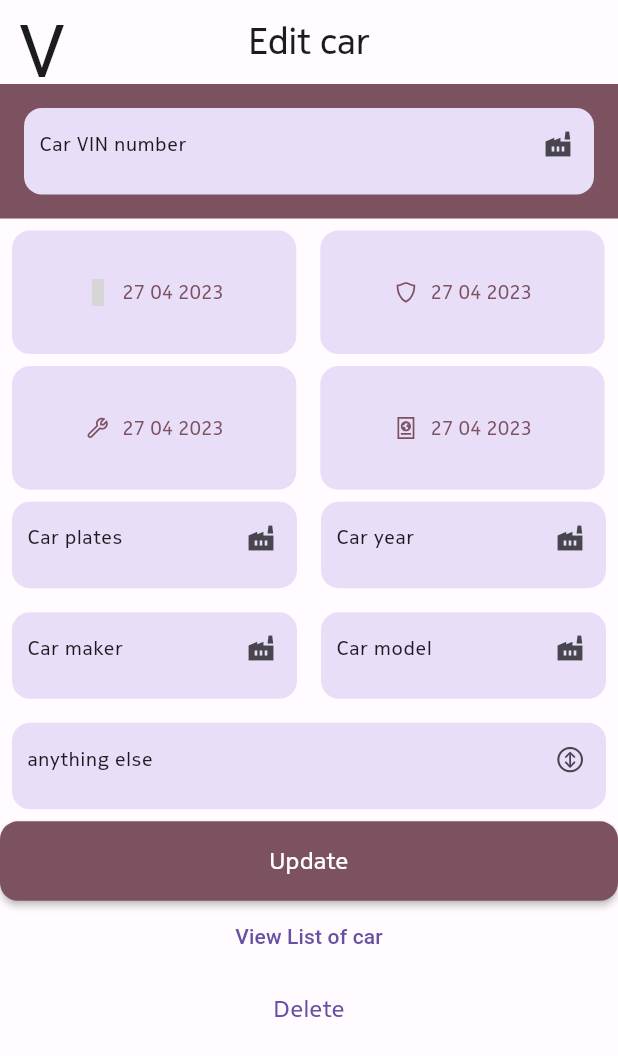
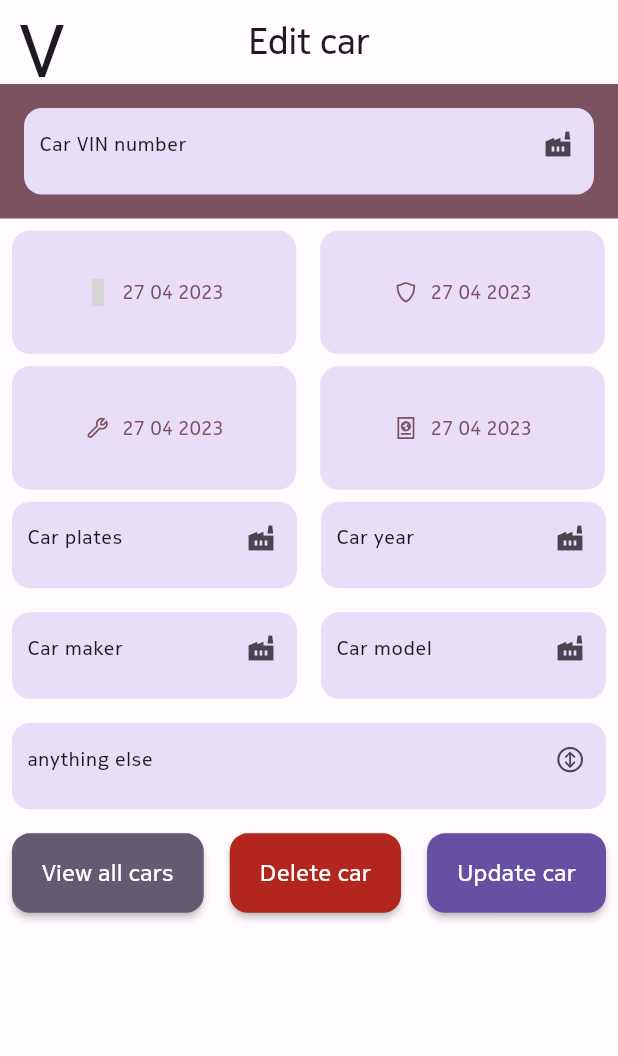
Before and after one commit to zmeulDev/valero, a Flutter app: the EditCar screen opened directly with empty values, on a phone screen of 412 x 824 dp. Shown: the top 1056 px of the screen. Run offline on Flutter 3.47's test engine with Material 2 defaults, Android fonts, the phone set to English and light mode, and no system bars; our stand-ins replace cached_network_image, cloud_firestore, firebase_auth, firebase_core, firebase_storage, flutter_svg and 8 more; missing offline and left inert: avatar_view, mobile_number; accounts and stored records are empty; Roboto replaces fonts that are missing (Depot); grey boxes are pictures that could not be loaded.

Commit message:
m3 on purple var 2

```diff
--- a/lib/main.dart
+++ b/lib/main.dart
@@ -13,7 +13,7 @@ Future<void> main() async {
   await Firebase.initializeApp(
     options: DefaultFirebaseOptions.currentPlatform,
   ).then((_) {
-    runApp(MyApp());
+    runApp(const MyApp());
   });
 }
 
--- a/lib/pages/Car/add_car.dart
+++ b/lib/pages/Car/add_car.dart
@@ -82,7 +82,7 @@ class _AddCar extends State<AddCar> {
 
     final fieldInsurance = ElevatedButton.icon(
       style: elevatedButtonStyle,
-      icon:  Icon(LineIcons.alternateShield),
+      icon:  const Icon(LineIcons.alternateShield),
       label: carInsuranceDate == null
           ? Text("Insurance", style: style2)
           : Text(f.format(carInsuranceDate!), style: style2),
@@ -103,7 +103,7 @@ class _AddCar extends State<AddCar> {
 
     final fieldMaintenance = ElevatedButton.icon(
       style: elevatedButtonStyle,
-      icon:  Icon(LineIcons.wrench),
+      icon:  const Icon(LineIcons.wrench),
       label: carMaintenanceDate == null
           ? Text("Maintenance", style: style2)
           : Text(f.format(carMaintenanceDate!), style: style2),
@@ -124,7 +124,7 @@ class _AddCar extends State<AddCar> {
 
     final fieldVignette = ElevatedButton.icon(
       style: elevatedButtonStyle,
-      icon:  Icon(LineIcons.passport),
+      icon:  const Icon(LineIcons.passport),
       label: carVignetteDate == null
           ? Text("Vignette", style: style2)
           : Text(f.format(carVignetteDate!), style: style2),
--- a/lib/pages/Car/edit_car.dart
+++ b/lib/pages/Car/edit_car.dart
@@ -196,24 +196,64 @@ class _EditCar extends State<EditCar> {
       },
     );
 
-    final viewListButton = TextButton(
-        onPressed: () {
+    final viewAllCarsButton = Material(
+      elevation: 2.0,
+      borderRadius: BorderRadius.circular(12.0),
+      color: lightColorScheme.secondary,
+      child: MaterialButton(
+        minWidth: Get.width * 0.02,
+        padding: const EdgeInsets.fromLTRB(20.0, 15.0, 20.0, 15.0),
+        onPressed: () async {
           Navigator.pushAndRemoveUntil<dynamic>(
             context,
             MaterialPageRoute<dynamic>(
               builder: (BuildContext context) => const ViewGarage(),
             ),
-            (route) => true, //if you want to disable back feature set to false
+                (route) => true, //if you want to disable back feature set to false
           );
         },
-        child: const Text('View List of car'));
+        child: Text(
+          "View all cars",
+          style: style2.copyWith(color: lightColorScheme.onError),
+          textAlign: TextAlign.center,
+        ),
+      ),
+    );
 
-    final editCarButton = Material(
+    final deleteCarButton = Material(
       elevation: 2.0,
       borderRadius: BorderRadius.circular(12.0),
-      color: lightColorScheme.tertiary,
+      color: lightColorScheme.error,
       child: MaterialButton(
-        minWidth: Get.width,
+        minWidth: Get.width * 0.02,
+        padding: const EdgeInsets.fromLTRB(20.0, 15.0, 20.0, 15.0),
+        onPressed: () async {
+          var response = await CarsCrud.deleteCar(docId: docId.text);
+          if (response.code != 200) {
+            Helper.errorMsg(response.message.toString());
+          } else {
+            Helper.successMsg(response.message.toString());
+            PersistentNavBarNavigator.pushNewScreen(
+              context,
+              screen: const ViewGarage(),
+              withNavBar: true,
+            );
+          }
+        },
+        child: Text(
+          "Delete car",
+          style: style2.copyWith(color: lightColorScheme.onError),
+          textAlign: TextAlign.center,
+        ),
+      ),
+    );
+
+    final updateCarButton = Material(
+      elevation: 2.0,
+      borderRadius: BorderRadius.circular(12.0),
+      color: lightColorScheme.primary,
+      child: MaterialButton(
+        minWidth: Get.width * 0.02,
         padding: const EdgeInsets.fromLTRB(20.0, 15.0, 20.0, 15.0),
         onPressed: () async {
           if (carVin.text.isEmpty) {
@@ -244,7 +284,7 @@ class _EditCar extends State<EditCar> {
           }
         },
         child: Text(
-          "Update",
+          "Update car",
           style: style2.copyWith(color: lightColorScheme.onError),
           textAlign: TextAlign.center,
         ),
@@ -304,26 +344,16 @@ class _EditCar extends State<EditCar> {
               ],
             ),
             fieldNote,
-            editCarButton,
-            viewListButton,
-            TextButton(
-              child: Text(
-                'Delete',
-                style: style2,
+            Container(
+              margin: const EdgeInsets.all(8),
+              child: Row(
+                mainAxisAlignment: MainAxisAlignment.spaceBetween,
+                children: [
+                  viewAllCarsButton,
+                  deleteCarButton,
+                  updateCarButton,
+                ],
               ),
-              onPressed: () async {
-                var response = await CarsCrud.deleteCar(docId: docId.text);
-                if (response.code != 200) {
-                  Helper.errorMsg(response.message.toString());
-                } else {
-                  Helper.successMsg(response.message.toString());
-                  PersistentNavBarNavigator.pushNewScreen(
-                    context,
-                    screen: const ViewGarage(),
-                    withNavBar: true,
-                  );
-                }
-              },
             ),
           ],
         ),
--- a/lib/pages/Home/widgets/maintenance_widget.dart
+++ b/lib/pages/Home/widgets/maintenance_widget.dart
@@ -39,7 +39,7 @@ nextMaintenance() {
                 ? car['plates']
                 : 'no data set',
 
-            image: Icon(LineIcons.wrench, size: 82,),
+            image: const Icon(LineIcons.wrench, size: 82,),
 
             buttonText: 'buttonText',
           );
--- a/lib/pages/Home/widgets/note_widget.dart
+++ b/lib/pages/Home/widgets/note_widget.dart
@@ -2,7 +2,6 @@ import 'package:flutter/material.dart';
 import 'package:get/get.dart';
 import 'package:line_icons/line_icons.dart';
 import 'package:valero/utils/color_schemes.g.dart';
-import 'package:valero/utils/constant.dart';
 import 'package:valero/utils/create_box_card.dart';
 
 
@@ -16,7 +15,7 @@ noteWidget() {
       subTitle: 'Always',
       title: 'be careful',
       paragraph: 'its better!',
-      image:  Icon(LineIcons.safari, size: 56, ),
+      image:  const Icon(LineIcons.safari, size: 56, ),
       buttonText: 'buttonText',
     ),
   );
--- a/lib/pages/navigation_bar.dart
+++ b/lib/pages/navigation_bar.dart
@@ -5,7 +5,6 @@ import 'package:valero/pages/Car/view_garage.dart';
 import 'package:valero/pages/UserProfile/view_profile.dart';
 import 'package:valero/pages/Home/home.dart';
 import 'package:valero/utils/color_schemes.g.dart';
-import 'package:valero/utils/constant.dart';
 
 // TODO chek onWillPop for exit app
 
--- a/lib/utils/constant.dart
+++ b/lib/utils/constant.dart
@@ -4,7 +4,7 @@ import 'package:intl/intl.dart';
 import 'package:valero/utils/color_schemes.g.dart';
 
 
-final f = new DateFormat('dd MM yyyy');
+final f = DateFormat('dd MM yyyy');
 
 var styleLogin = GoogleFonts.roboto(
   fontSize: 34.0,
--- a/lib/utils/create_box_card.dart
+++ b/lib/utils/create_box_card.dart
@@ -1,8 +1,6 @@
 import 'package:flutter/material.dart';
-import 'package:flutter_svg/flutter_svg.dart';
 import 'package:get/get.dart';
 import 'package:persistent_bottom_nav_bar/persistent_tab_view.dart';
-import 'package:valero/utils/color_schemes.g.dart';
 import 'package:valero/utils/constant.dart';
 
 class CreateBoxCard extends StatefulWidget {
--- a/lib/utils/helper.dart
+++ b/lib/utils/helper.dart
@@ -3,7 +3,6 @@ import 'package:flutter/cupertino.dart';
 import 'package:flutter/material.dart';
 import 'package:fluttertoast/fluttertoast.dart';
 import 'package:valero/utils/color_schemes.g.dart';
-import 'constant.dart';
 
 class Helper {
   static toScreen(context, screen) {
--- a/lib/utils/image_view.dart
+++ b/lib/utils/image_view.dart
@@ -2,7 +2,6 @@ import 'package:flutter/material.dart';
 import 'package:get/get.dart';
 import 'package:photo_view/photo_view.dart';
 import 'package:valero/utils/color_schemes.g.dart';
-import 'package:valero/utils/constant.dart';
 
 class ImageViewPage extends StatelessWidget {
   final String img;
@@ -20,7 +19,7 @@ class ImageViewPage extends StatelessWidget {
           backgroundDecoration:  BoxDecoration(
             color: lightColorScheme.primary,
           ),
-          imageProvider: AssetImage("$img"),
+          imageProvider: AssetImage(img),
         ),
       ),
     );
```
Also changed, not shown: lib/pages/Auth/otp.dart (+6 -6 lines), lib/pages/UserProfile/edit_profile.dart (+12 -11 lines), lib/pages/UserProfile/view_profile.dart (+10 -10 lines), lib/utils/get_images.dart (+3 -4 lines), lib/widgets/create_avatar_widget.dart (+8 -9 lines), 1 other file.
